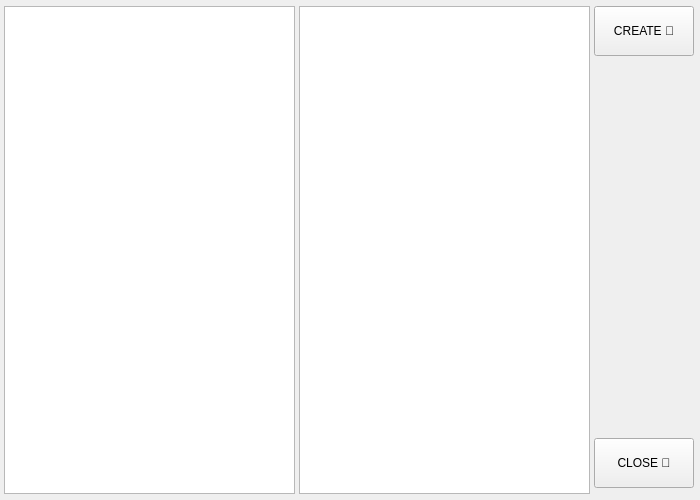
Qt form Chat-Application/showcontact.ui (verina101/Chat-Application) before a commit.
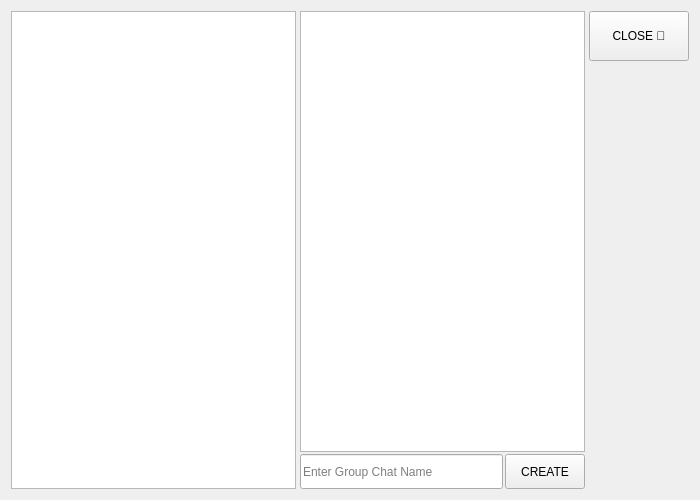
The same form after that commit.

Commit message: finished group chat

Diff of the .ui file:
```diff
--- a/Chat-Application/showcontact.ui
+++ b/Chat-Application/showcontact.ui
@@ -28,22 +28,10 @@
   <property name="styleSheet">
    <string notr="true"/>
   </property>
-  <layout class="QHBoxLayout" name="horizontalLayout">
+  <layout class="QHBoxLayout" name="horizontalLayout_2">
    <property name="spacing">
     <number>4</number>
    </property>
-   <property name="leftMargin">
-    <number>4</number>
-   </property>
-   <property name="topMargin">
-    <number>6</number>
-   </property>
-   <property name="rightMargin">
-    <number>6</number>
-   </property>
-   <property name="bottomMargin">
-    <number>6</number>
-   </property>
    <item>
     <widget class="QListWidget" name="listWidget">
      <property name="styleSheet">
@@ -55,7 +43,58 @@
     </widget>
    </item>
    <item>
-    <widget class="QListWidget" name="listWidget_2"/>
+    <layout class="QVBoxLayout" name="verticalLayout_2">
+     <property name="spacing">
+      <number>2</number>
+     </property>
+     <item>
+      <widget class="QListWidget" name="listWidget_2"/>
+     </item>
+     <item>
+      <layout class="QHBoxLayout" name="horizontalLayout">
+       <property name="spacing">
+        <number>2</number>
+       </property>
+       <item>
+        <widget class="QLineEdit" name="lineEdit_chatName">
+         <property name="minimumSize">
+          <size>
+           <width>0</width>
+           <height>35</height>
+          </size>
+         </property>
+         <property name="placeholderText">
+          <string>Enter Group Chat Name</string>
+         </property>
+        </widget>
+       </item>
+       <item>
+        <widget class="QPushButton" name="pushButton_creategroupChat">
+         <property name="minimumSize">
+          <size>
+           <width>45</width>
+           <height>35</height>
+          </size>
+         </property>
+         <property name="maximumSize">
+          <size>
+           <width>100</width>
+           <height>50</height>
+          </size>
+         </property>
+         <property name="font">
+          <font>
+           <pointsize>9</pointsize>
+          </font>
+         </property>
+         <property name="text">
+          <string>CREATE</string>
+         </property>
+        </widget>
+       </item>
+      </layout>
+     </item>
+    </layout>
    </item>
    <item>
     <layout class="QVBoxLayout" name="verticalLayout">
@@ -63,7 +102,7 @@
       <number>6</number>
      </property>
      <item>
-      <widget class="QPushButton" name="pushButton_creategroupChat">
+      <widget class="QPushButton" name="pushButton">
        <property name="minimumSize">
         <size>
          <width>100</width>
@@ -71,7 +110,7 @@
         </size>
        </property>
        <property name="text">
-        <string>CREATE 🤩</string>
+        <string>CLOSE 🥺</string>
        </property>
       </widget>
      </item>
@@ -88,19 +127,6 @@
        </property>
       </spacer>
      </item>
-     <item>
-      <widget class="QPushButton" name="pushButton">
-       <property name="minimumSize">
-        <size>
-         <width>100</width>
-         <height>50</height>
-        </size>
-       </property>
-       <property name="text">
-        <string>CLOSE 🥺</string>
-       </property>
-      </widget>
-     </item>
     </layout>
    </item>
   </layout>
```
The commit also changes 3 other files.
